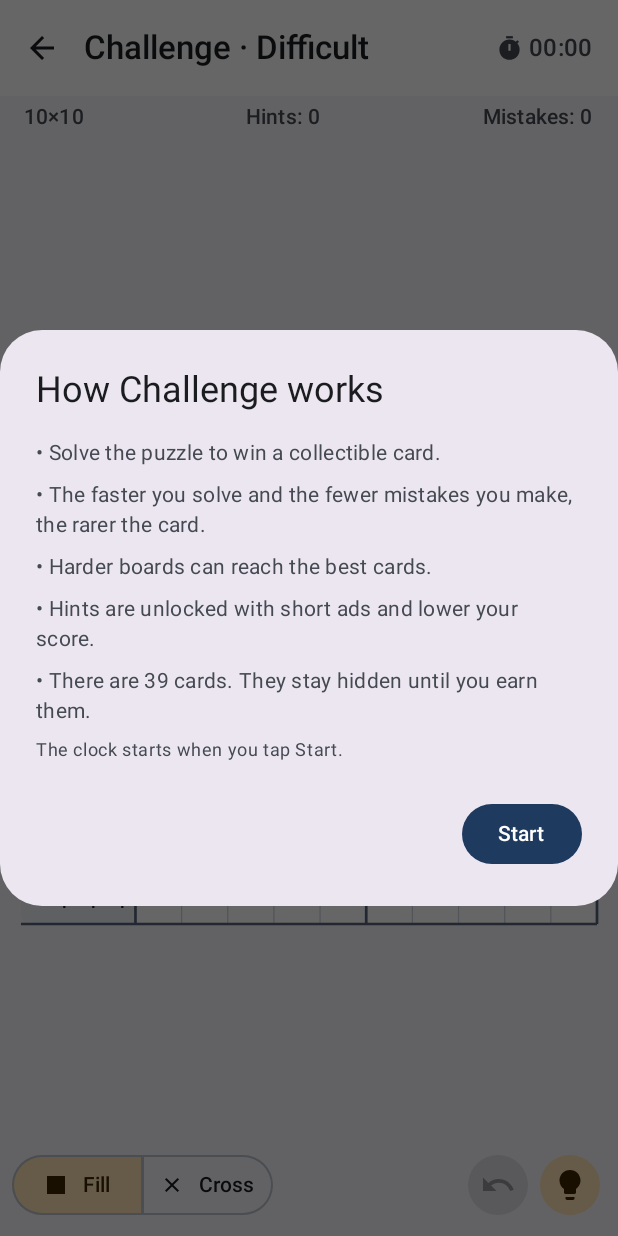
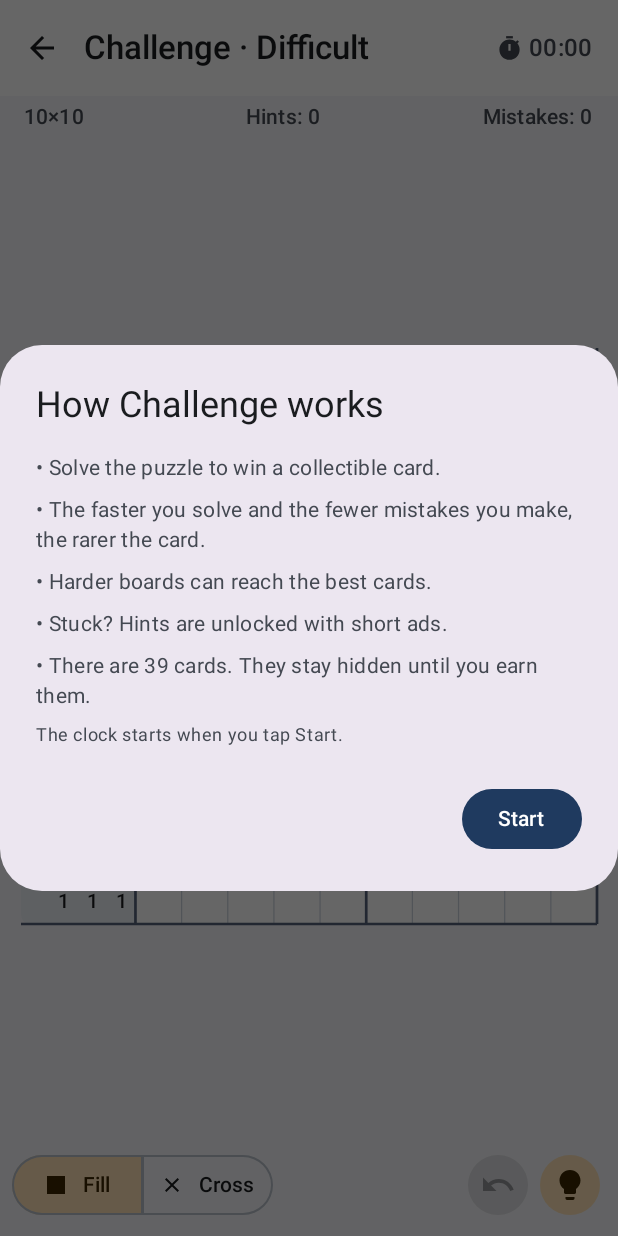
Before and after one commit to pran009/Nonogram, an Android app built with Jetpack Compose: the screen it shows after launch (MainActivity), after a tap on "Challenge", on a phone screen of 412 x 824 dp. Run offline under Robolectric (Android 15) with nearby library versions, the phone set to English and light mode, and no system bars; our stand-ins replace AdMob; pictures from the network do not load; 2 statements that could not run were skipped; 1 other tap on this screen came first.

Commit message:
Hints no longer affect Challenge score; pause clock during hint ads
- Remove hint penalty from the scoring scheme and all UI copy
- Pause the Challenge clock while the hint prompt and ads are showing,
  so watching ads never costs time (and therefore score)
- Fix tutorial header shifting on the last step
- Add ChallengeScoringTest covering the agreed scheme and card bands
- versionCode 5

Co-Authored-By: Claude Opus 5.5 <noreply@anthropic.com>

```diff
--- a/app/build.gradle.kts
+++ b/app/build.gradle.kts
@@ -20,7 +20,7 @@ android {
         applicationId = "app.nonogram.puzzle"
         minSdk = 24
         targetSdk = 36
-        versionCode = 4
+        versionCode = 5
         versionName = "1.2.0"
         vectorDrawables { useSupportLibrary = true }
     }
--- a/app/src/main/java/app/nonogram/puzzle/logic/ChallengeScoring.kt
+++ b/app/src/main/java/app/nonogram/puzzle/logic/ChallengeScoring.kt
@@ -7,9 +7,8 @@ package app.nonogram.puzzle.logic
  *       + secondsUnderPar * underRate
  *       - secondsOverPar * overRate
  *       - errors * errorPenalty
- *       - hints * hintPenalty
  *       + (errors == 0 ? nilBonus : 0)
- * floored at 0.
+ * floored at 0. Hints never affect the score; their only cost is the rewarded ads.
  */
 enum class ChallengeDifficulty(
     val code: String,
@@ -21,11 +20,10 @@ enum class ChallengeDifficulty(
     val overRate: Double,
     val errorPenalty: Int,
     val nilBonus: Int,
-    val hintPenalty: Int,
 ) {
-    EASY("E", "Easy", 5, base = 100, parSeconds = 20, underRate = 3.0, overRate = 2.0, errorPenalty = 2, nilBonus = 20, hintPenalty = 15),
-    HARD("D", "Difficult", 10, base = 150, parSeconds = 150, underRate = 1.0, overRate = 1.0, errorPenalty = 4, nilBonus = 40, hintPenalty = 25),
-    EXPERT("X", "Very Difficult", 15, base = 200, parSeconds = 420, underRate = 0.5, overRate = 0.5, errorPenalty = 5, nilBonus = 60, hintPenalty = 40);
+    EASY("E", "Easy", 5, base = 100, parSeconds = 20, underRate = 3.0, overRate = 2.0, errorPenalty = 2, nilBonus = 20),
+    HARD("D", "Difficult", 10, base = 150, parSeconds = 150, underRate = 1.0, overRate = 1.0, errorPenalty = 4, nilBonus = 40),
+    EXPERT("X", "Very Difficult", 15, base = 200, parSeconds = 420, underRate = 0.5, overRate = 0.5, errorPenalty = 5, nilBonus = 60);
 
     companion object {
         /** Deterministic random pick for a given seed, so a round is reproducible. */
@@ -42,13 +40,11 @@ object ChallengeScoring {
         difficulty: ChallengeDifficulty,
         seconds: Long,
         mistakes: Int,
-        hints: Int,
     ): Int {
         var s = difficulty.base.toDouble()
         val diff = difficulty.parSeconds - seconds
         s += if (diff >= 0) diff * difficulty.underRate else diff * difficulty.overRate
         s -= mistakes * difficulty.errorPenalty
-        s -= hints * difficulty.hintPenalty
         if (mistakes == 0) s += difficulty.nilBonus
         return s.toInt().coerceAtLeast(0)
     }
--- a/app/src/main/java/app/nonogram/puzzle/ui/ChallengeGameScreen.kt
+++ b/app/src/main/java/app/nonogram/puzzle/ui/ChallengeGameScreen.kt
@@ -98,9 +98,11 @@ fun ChallengeGameScreen(
     fun requestLeave() { if (controller.solved) onBack() else showLeave = true }
     BackHandler(enabled = !controller.solved) { showLeave = true }
 
-    // The clock doesn't run while the first-time tip is on screen.
-    LaunchedEffect(controller, controller.solved, showTip) {
-        while (!controller.solved && !showTip) { delay(1000); controller.tick() }
+    // The clock is paused while the first-time tip, the hint prompt, or hint ads are on screen,
+    // so watching ads never costs the player time (and therefore score).
+    val clockPaused = showTip || hintPromptCost != null
+    LaunchedEffect(controller, controller.solved, clockPaused) {
+        while (!controller.solved && !clockPaused) { delay(1000); controller.tick() }
     }
     LaunchedEffect(controller.lastChangeTick) {
         if (controller.lastChangeTick != 0L && store.hapticsEnabled) {
@@ -114,7 +116,7 @@ fun ChallengeGameScreen(
     }
     LaunchedEffect(controller.solved) {
         if (controller.solved) {
-            val score = ChallengeScoring.score(difficulty, controller.seconds, controller.mistakes, controller.hintsUsed)
+            val score = ChallengeScoring.score(difficulty, controller.seconds, controller.mistakes)
             val card = CardDeck.cardForScore(score)
             finalScore = score
             newlyUnmasked = store.unmaskCard(card.number)
@@ -218,7 +220,6 @@ fun ChallengeGameScreen(
 
     // Hint prompt: watch N ads to unlock.
     hintPromptCost?.let { cost ->
-        val penalty = difficulty.hintPenalty
         AlertDialog(
             onDismissRequest = { if (adProgress == null) hintPromptCost = null },
             title = { Text("Unlock a hint") },
@@ -229,7 +230,7 @@ fun ChallengeGameScreen(
                 } else {
                     Text(
                         "Watch ${if (cost == 1) "1 ad" else "$cost ads"} to reveal one square." +
-                            "\n\nHeads up: each hint lowers your Challenge score by $penalty points."
+                            "\n\nThe clock is paused while you watch."
                     )
                 }
             },
@@ -265,7 +266,7 @@ fun ChallengeGameScreen(
                     Text("• Solve the puzzle to win a collectible card.")
                     Text("• The faster you solve and the fewer mistakes you make, the rarer the card.")
                     Text("• Harder boards can reach the best cards.")
-                    Text("• Hints are unlocked with short ads and lower your score.")
+                    Text("• Stuck? Hints are unlocked with short ads.")
                     Text("• There are 39 cards. They stay hidden until you earn them.")
                     Text("The clock starts when you tap Start.", style = MaterialTheme.typography.bodySmall,
                         color = MaterialTheme.colorScheme.onSurfaceVariant)
--- a/app/src/main/java/app/nonogram/puzzle/ui/TutorialScreen.kt
+++ b/app/src/main/java/app/nonogram/puzzle/ui/TutorialScreen.kt
@@ -69,7 +69,8 @@ fun TutorialScreen(store: ProgressStore, onDone: () -> Unit) {
                 .padding(padding)
                 .padding(horizontal = 24.dp, vertical = 12.dp),
         ) {
-            Row(Modifier.fillMaxWidth(), verticalAlignment = Alignment.CenterVertically) {
+            // Fixed height so the header doesn't shift when Skip disappears on the last step.
+            Row(Modifier.fillMaxWidth().height(48.dp), verticalAlignment = Alignment.CenterVertically) {
                 Text("Step ${step + 1} of $STEP_COUNT", style = MaterialTheme.typography.labelLarge,
                     color = MaterialTheme.colorScheme.onSurfaceVariant)
                 Spacer(Modifier.weight(1f))
```
Also changed, not shown: 1 other file.
